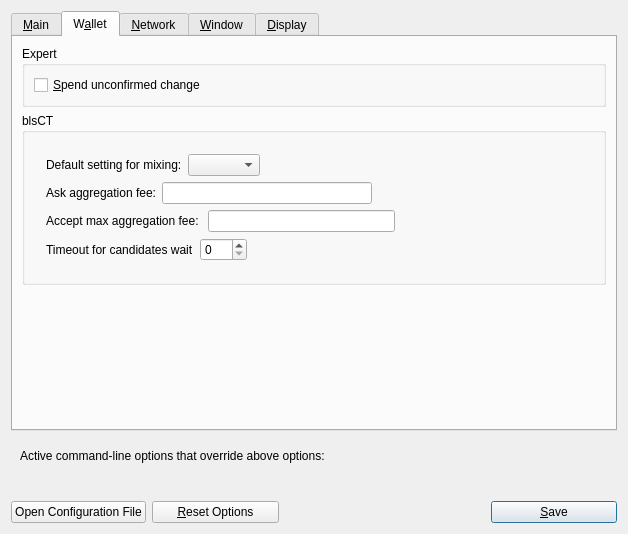
Old version of the form src/qt/forms/optionsdialog.ui in the repository navcoin/navcoin-core.
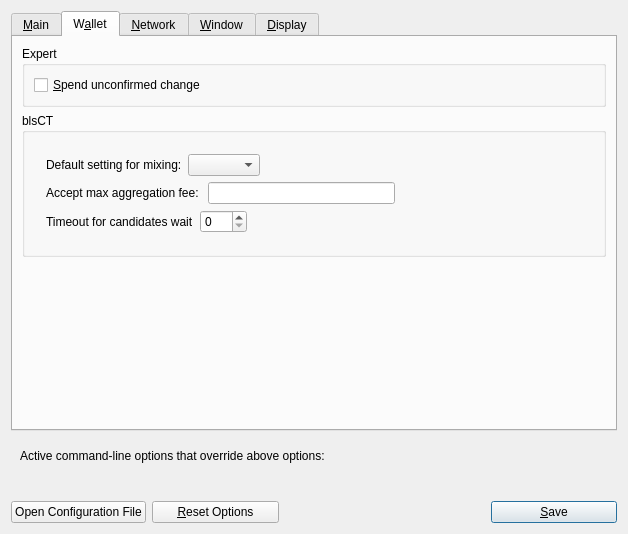
New version of the form. Custom widgets are drawn as their Qt base class.

Commit message: rmeove from options gui

Diff of the .ui file:
```diff
--- a/src/qt/forms/optionsdialog.ui
+++ b/src/qt/forms/optionsdialog.ui
@@ -280,33 +280,6 @@
               </item>
              </layout>
             </item>
-            <item>
-             <layout class="QHBoxLayout" name="horizontalLayout_4">
-              <item>
-               <widget class="QLabel" name="label_2">
-                <property name="text">
-                 <string>Ask aggregation fee:</string>
-                </property>
-               </widget>
-              </item>
-              <item>
-               <widget class="NavCoinAmountField" name="mixfeeText"/>
-              </item>
-              <item>
-               <spacer name="horizontalSpacer_3">
-                <property name="orientation">
-                 <enum>Qt::Horizontal</enum>
-                </property>
-                <property name="sizeHint" stdset="0">
-                 <size>
-                  <width>40</width>
-                  <height>20</height>
-                 </size>
-                </property>
-               </spacer>
-              </item>
-             </layout>
-            </item>
             <item>
              <layout class="QHBoxLayout" name="horizontalLayout_5">
               <item>
```
The commit also changes 1 other file.
